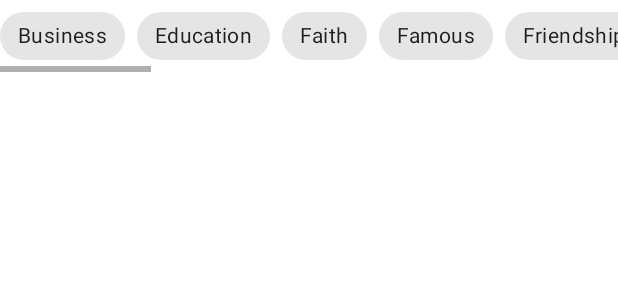
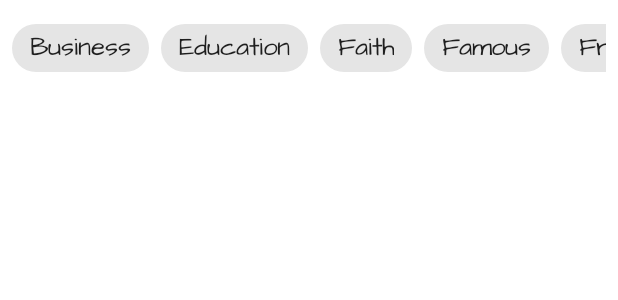
Before and after one commit to AndrewAfony/InspirationApp, an Android app: the layout fragment_quotes_list.xml on its own in the app's theme, with its tools: preview values and no code run, on a phone screen of 412 x 824 dp. Shown: the top 300 px of the screen. Run offline under Robolectric (Android 15) with nearby library versions, the phone set to English and light mode, and no system bars.

Commit message:
add custom font

```diff
--- a/app/src/main/res/layout/fragment_favorite_quotes.xml
+++ b/app/src/main/res/layout/fragment_favorite_quotes.xml
@@ -9,6 +9,7 @@
     <TextView
         android:layout_width="match_parent"
         android:layout_height="match_parent"
-        android:text="@string/hello_blank_fragment" />
+        android:text="@string/hello_blank_fragment"
+        android:fontFamily="@font/architects"/>
 
 </FrameLayout>
--- a/app/src/main/res/layout/fragment_quotes_list.xml
+++ b/app/src/main/res/layout/fragment_quotes_list.xml
@@ -9,6 +9,10 @@
     <HorizontalScrollView
         android:layout_width="match_parent"
         android:layout_height="wrap_content"
+        android:layout_marginStart="8dp"
+        android:layout_marginTop="8dp"
+        android:layout_marginEnd="8dp"
+        android:scrollbars="none"
         app:layout_constraintEnd_toEndOf="parent"
         app:layout_constraintStart_toStartOf="parent"
         app:layout_constraintTop_toTopOf="parent">
@@ -23,121 +27,141 @@
                 style="@style/Widget.MaterialComponents.Chip.Filter"
                 android:layout_width="wrap_content"
                 android:layout_height="wrap_content"
-                android:text="Business" />
+                android:text="@string/business_chip"
+                android:textAppearance="@style/chipText" />
 
             <com.google.android.material.chip.Chip
                 style="@style/Widget.MaterialComponents.Chip.Filter"
                 android:layout_width="wrap_content"
                 android:layout_height="wrap_content"
-                android:text="Education" />
+                android:text="@string/education_chip"
+                android:textAppearance="@style/chipText" />
 
             <com.google.android.material.chip.Chip
                 style="@style/Widget.MaterialComponents.Chip.Filter"
                 android:layout_width="wrap_content"
                 android:layout_height="wrap_content"
-                android:text="Faith" />
+                android:textAppearance="@style/chipText"
+                android:text="@string/faith_chip" />
 
             <com.google.android.material.chip.Chip
                 style="@style/Widget.MaterialComponents.Chip.Filter"
                 android:layout_width="wrap_content"
                 android:layout_height="wrap_content"
-                android:text="Famous" />
+                android:textAppearance="@style/chipText"
+                android:text="@string/famous_chip" />
 
             <com.google.android.material.chip.Chip
                 style="@style/Widget.MaterialComponents.Chip.Filter"
                 android:layout_width="wrap_content"
                 android:layout_height="wrap_content"
-                android:text="Friendship" />
+                android:textAppearance="@style/chipText"
+                android:text="@string/friendship_chip" />
 
             <com.google.android.material.chip.Chip
                 style="@style/Widget.MaterialComponents.Chip.Filter"
                 android:layout_width="wrap_content"
                 android:layout_height="wrap_content"
-                android:text="Future" />
+                android:textAppearance="@style/chipText"
+                android:text="@string/future_chip" />
 
             <com.google.android.material.chip.Chip
                 style="@style/Widget.MaterialComponents.Chip.Filter"
                 android:layout_width="wrap_content"
                 android:layout_height="wrap_content"
-                android:text="Happiness" />
+                android:textAppearance="@style/chipText"
+                android:text="@string/happiness_chip" />
 
             <com.google.android.material.chip.Chip
                 style="@style/Widget.MaterialComponents.Chip.Filter"
                 android:layout_width="wrap_content"
                 android:layout_height="wrap_content"
-                android:text="History" />
+                android:textAppearance="@style/chipText"
+                android:text="@string/history_chip" />
 
             <com.google.android.material.chip.Chip
                 style="@style/Widget.MaterialComponents.Chip.Filter"
                 android:layout_width="wrap_content"
                 android:layout_height="wrap_content"
-                android:text="Inspirational" />
+                android:textAppearance="@style/chipText"
+                android:text="@string/inspirational_chip" />
 
             <com.google.android.material.chip.Chip
                 style="@style/Widget.MaterialComponents.Chip.Filter"
                 android:layout_width="wrap_content"
                 android:layout_height="wrap_content"
-                android:text="Life" />
+                android:textAppearance="@style/chipText"
+                android:text="@string/life_chip" />
 
             <com.google.android.material.chip.Chip
                 style="@style/Widget.MaterialComponents.Chip.Filter"
                 android:layout_width="wrap_content"
                 android:layout_height="wrap_content"
-                android:text="Literature" />
+                android:textAppearance="@style/chipText"
+                android:text="@string/literature_chip" />
 
             <com.google.android.material.chip.Chip
                 style="@style/Widget.MaterialComponents.Chip.Filter"
                 android:layout_width="wrap_content"
                 android:layout_height="wrap_content"
-                android:text="Love" />
+                android:textAppearance="@style/chipText"
+                android:text="@string/love_chip" />
 
             <com.google.android.material.chip.Chip
                 style="@style/Widget.MaterialComponents.Chip.Filter"
                 android:layout_width="wrap_content"
                 android:layout_height="wrap_content"
-                android:text="Nature" />
+                android:textAppearance="@style/chipText"
+                android:text="@string/nature_chip" />
 
             <com.google.android.material.chip.Chip
                 style="@style/Widget.MaterialComponents.Chip.Filter"
                 android:layout_width="wrap_content"
                 android:layout_height="wrap_content"
-                android:text="Politics" />
+                android:textAppearance="@style/chipText"
+                android:text="@string/politics_chip" />
 
             <com.google.android.material.chip.Chip
                 style="@style/Widget.MaterialComponents.Chip.Filter"
                 android:layout_width="wrap_content"
                 android:layout_height="wrap_content"
-                android:text="Proverb" />
+                android:textAppearance="@style/chipText"
+                android:text="@string/proverb_chip" />
 
             <com.google.android.material.chip.Chip
                 style="@style/Widget.MaterialComponents.Chip.Filter"
                 android:layout_width="wrap_content"
                 android:layout_height="wrap_content"
-                android:text="Religion" />
+                android:textAppearance="@style/chipText"
+                android:text="@string/religion_chip" />
 
             <com.google.android.material.chip.Chip
                 style="@style/Widget.MaterialComponents.Chip.Filter"
                 android:layout_width="wrap_content"
                 android:layout_height="wrap_content"
-                android:text="Science" />
+                android:textAppearance="@style/chipText"
+                android:text="@string/science_chip" />
 
             <com.google.android.material.chip.Chip
                 style="@style/Widget.MaterialComponents.Chip.Filter"
                 android:layout_width="wrap_content"
                 android:layout_height="wrap_content"
-                android:text="Success" />
+                android:textAppearance="@style/chipText"
+                android:text="@string/success_chip" />
 
             <com.google.android.material.chip.Chip
                 style="@style/Widget.MaterialComponents.Chip.Filter"
                 android:layout_width="wrap_content"
                 android:layout_height="wrap_content"
-                android:text="Technology" />
+                android:textAppearance="@style/chipText"
+                android:text="@string/technology_chip" />
 
             <com.google.android.material.chip.Chip
                 style="@style/Widget.MaterialComponents.Chip.Filter"
                 android:layout_width="wrap_content"
                 android:layout_height="wrap_content"
-                android:text="Wisdom" />
+                android:textAppearance="@style/chipText"
+                android:text="@string/wisdom_chip" />
 
         </com.google.android.material.chip.ChipGroup>
 
--- a/app/src/main/res/values/strings.xml
+++ b/app/src/main/res/values/strings.xml
@@ -5,4 +5,24 @@
     <string name="quotes">Quotes</string>
     <string name="search">Search</string>
     <string name="favorite_quotes">Favorite quotes</string>
+    <string name="business_chip">Business</string>
+    <string name="education_chip">Education</string>
+    <string name="faith_chip">Faith</string>
+    <string name="famous_chip">Famous</string>
+    <string name="friendship_chip">Friendship</string>
+    <string name="future_chip">Future</string>
+    <string name="happiness_chip">Happiness</string>
+    <string name="history_chip">History</string>
+    <string name="inspirational_chip">Inspirational</string>
+    <string name="life_chip">Life</string>
+    <string name="literature_chip">Literature</string>
+    <string name="love_chip">Love</string>
+    <string name="nature_chip">Nature</string>
+    <string name="politics_chip">Politics</string>
+    <string name="proverb_chip">Proverb</string>
+    <string name="religion_chip">Religion</string>
+    <string name="science_chip">Science</string>
+    <string name="success_chip">Success</string>
+    <string name="technology_chip">Technology</string>
+    <string name="wisdom_chip">Wisdom</string>
 </resources>
--- a/app/src/main/res/values/themes.xml
+++ b/app/src/main/res/values/themes.xml
@@ -13,4 +13,9 @@
         <item name="android:statusBarColor" tools:targetApi="l">?attr/colorPrimaryVariant</item>
         <!-- Customize your theme here. -->
     </style>
+
+    <style name="chipText" parent="TextAppearance.MaterialComponents.Chip">
+        <item name="fontFamily">@font/architects</item>
+        <item name="android:textSize">17sp</item>
+    </style>
 </resources>
```
Also changed, not shown: app/src/main/res/font/architects.ttf (added), 2 other files.
